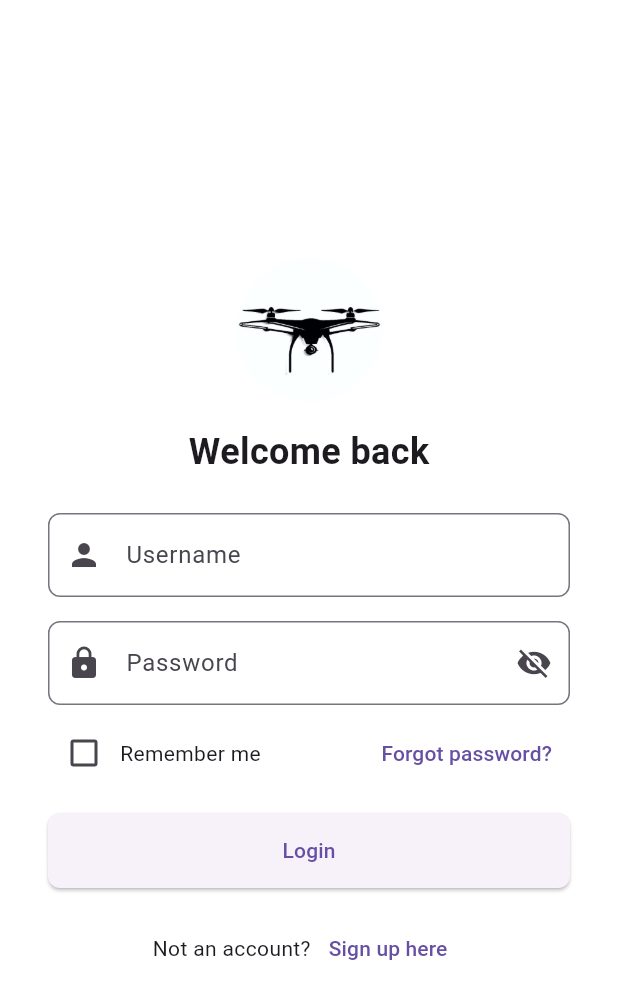
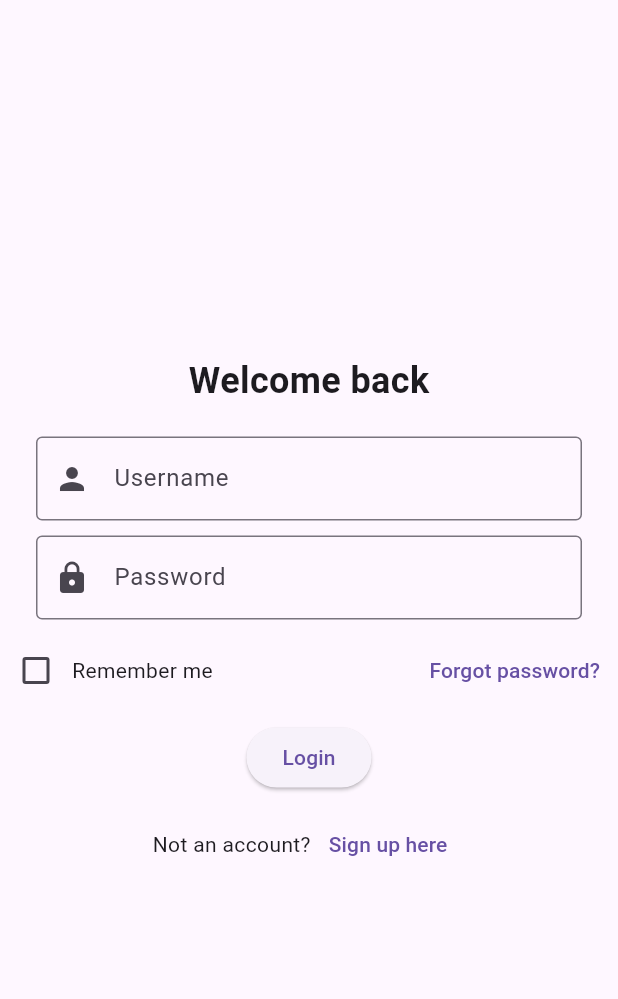
Before and after one commit to Celestial-GeekStarLord/Drone-Automation-Surveillance-System, a Flutter app: the screen it shows after launch, on a phone screen of 412 x 824 dp. Shown: the top 999 px of the screen. Run offline on Flutter 3.47's test engine with Material 3 defaults, Android fonts, the phone set to English and light mode, and no system bars.

```diff
--- a/lib/login_page.dart
+++ b/lib/login_page.dart
@@ -1,84 +1,68 @@
 import 'package:flutter/material.dart';
-import 'register_page.dart';
+import 'register_page.dart'; // Import register_page.dart
 
 class LoginPage extends StatelessWidget {
   @override
   Widget build(BuildContext context) {
     return Scaffold(
-      backgroundColor: Colors.white,
       body: Center(
         child: SingleChildScrollView(
-          child: Padding(
-            padding: const EdgeInsets.symmetric(horizontal: 32.0),
           child: Column(
             mainAxisAlignment: MainAxisAlignment.center,
             children: [
-                Image.asset(
-                  'assets/image/logo.png',
-                  height: 100,
-                  width: 100,
-                ),
-                SizedBox(height: 16),
               Text(
                 'Welcome back',
                 style: TextStyle(fontSize: 24, fontWeight: FontWeight.bold),
               ),
-                SizedBox(height: 24),
-                TextField(
+              SizedBox(height: 20),
+              Padding(
+                padding: const EdgeInsets.symmetric(horizontal: 24.0),
+                child: TextField(
                   decoration: InputDecoration(
                     prefixIcon: Icon(Icons.person),
                     hintText: 'Username',
-                    border: OutlineInputBorder(
-                      borderRadius: BorderRadius.circular(8.0),
+                    border: OutlineInputBorder(),
                   ),
                 ),
               ),
-                SizedBox(height: 16),
-                TextField(
+              SizedBox(height: 10),
+              Padding(
+                padding: const EdgeInsets.symmetric(horizontal: 24.0),
+                child: TextField(
                   obscureText: true,
                   decoration: InputDecoration(
                     prefixIcon: Icon(Icons.lock),
                     hintText: 'Password',
-                    border: OutlineInputBorder(
-                      borderRadius: BorderRadius.circular(8.0),
-                    ),
-                    suffixIcon: Icon(Icons.visibility_off),
+                    border: OutlineInputBorder(),
                   ),
                 ),
-                SizedBox(height: 8),
+              ),
+              SizedBox(height: 10),
               Row(
-                  mainAxisAlignment: MainAxisAlignment.spaceBetween,
-                  children: [
-                    Row(
+                mainAxisAlignment: MainAxisAlignment.center,
                 children: [
                   Checkbox(value: false, onChanged: (value) {}),
                   Text('Remember me'),
+                  Spacer(),
+                  TextButton(onPressed: () {}, child: Text('Forgot password?')),
                 ],
               ),
-                    TextButton(
-                      onPressed: () {},
-                      child: Text('Forgot password?'),
-                    ),
-                  ],
-                ),
-                SizedBox(height: 16),
+              SizedBox(height: 10),
               ElevatedButton(
-                  onPressed: () {},
-                  style: ElevatedButton.styleFrom(
-                    minimumSize: Size(double.infinity, 50),
-                    shape: RoundedRectangleBorder(
-                      borderRadius: BorderRadius.circular(8.0),
-                    ),
-                  ),
+                onPressed: () {
+                  // Navigate to HomePage after login
+                  Navigator.pushReplacementNamed(context, '/home');
+                },
                 child: Text('Login'),
               ),
-                SizedBox(height: 16),
+              SizedBox(height: 10),
               Row(
                 mainAxisAlignment: MainAxisAlignment.center,
                 children: [
-                    Text('Not an account?'),
+                  Text("Not an account?"),
                   TextButton(
                     onPressed: () {
+                      // Navigate to RegisterPage when "Sign up here" is clicked
                       Navigator.push(
                         context,
                         MaterialPageRoute(builder: (context) => RegisterPage()),
@@ -92,7 +76,6 @@ class LoginPage extends StatelessWidget {
           ),
         ),
       ),
-      ),
     );
   }
 }
--- a/lib/main.dart
+++ b/lib/main.dart
@@ -1,11 +1,12 @@
 import 'package:flutter/material.dart';
+import 'home_page.dart';
 import 'login_page.dart';
 
 void main() {
-  runApp(DASSApp());
+  runApp(DASS());
 }
 
-class DASSApp extends StatelessWidget {
+class DASS extends StatelessWidget {
   @override
   Widget build(BuildContext context) {
     return MaterialApp(
@@ -13,6 +14,9 @@ class DASSApp extends StatelessWidget {
       title: 'DASS',
       theme: ThemeData(primarySwatch: Colors.blue),
       home: LoginPage(),
+      routes: {
+        '/home': (context) => HomePage(),
+      },
     );
   }
 }
--- a/pubspec.yaml
+++ b/pubspec.yaml
@@ -21,3 +21,4 @@ flutter:
   uses-material-design: true
   assets:
     - assets/image/logo.png
+    - assets/image/homebg.JPG
```
Also changed, not shown: lib/home_page.dart (added, +180 -0 lines), assets/image/homebg.jpg (added). Lines whose indentation alone changed are shown as unchanged.
